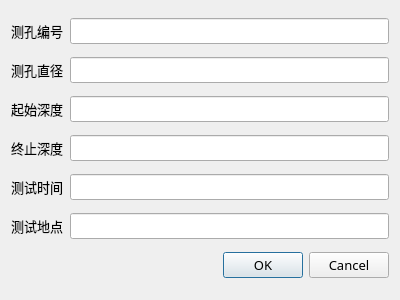
Above: src/PrjInfoDialog.ui from jerky168/BoreholeAnalyzer before the change. Below: the same form after it.
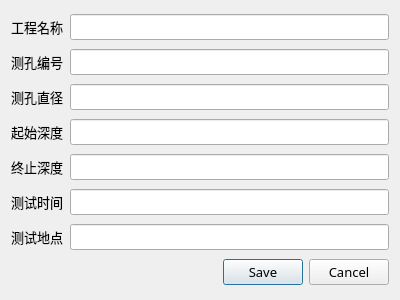
That is the form after the change. Icons and pictures are not drawn.

Commit message: 1、添加item删除功能。 2、添加保存工程属性功能。 3、添加关于界面，显示软件名和软件版本号。 4、解决文本框item点击取消后仍然添加在表格中的问题。 5、联系我们直接链接到y-link官网。 6、删除一些没必要的功能。 7、添加十字光标功能。

```diff
--- a/src/PrjInfoDialog.ui
+++ b/src/PrjInfoDialog.ui
@@ -25,96 +25,127 @@
   </property>
   <layout class="QGridLayout" name="gridLayout">
    <item row="0" column="0">
-    <widget class="QLabel" name="label">
+    <widget class="QLabel" name="label_7">
      <property name="text">
-      <string>测孔编号</string>
+      <string>工程名称</string>
      </property>
     </widget>
    </item>
-   <item row="0" column="1">
+   <item row="1" column="1">
     <widget class="QLineEdit" name="numberEdit">
+     <property name="enabled">
+      <bool>true</bool>
+     </property>
      <property name="readOnly">
       <bool>false</bool>
      </property>
     </widget>
    </item>
    <item row="1" column="0">
-    <widget class="QLabel" name="label_2">
+    <widget class="QLabel" name="label">
      <property name="text">
-      <string>测孔直径</string>
+      <string>测孔编号</string>
      </property>
     </widget>
    </item>
-   <item row="1" column="1">
+   <item row="2" column="1">
     <widget class="QLineEdit" name="diameterEdit">
+     <property name="enabled">
+      <bool>true</bool>
+     </property>
      <property name="readOnly">
       <bool>false</bool>
      </property>
     </widget>
    </item>
-   <item row="2" column="0">
+   <item row="3" column="0">
     <widget class="QLabel" name="label_3">
      <property name="text">
       <string>起始深度</string>
      </property>
     </widget>
    </item>
-   <item row="2" column="1">
+   <item row="2" column="0">
+    <widget class="QLabel" name="label_2">
+     <property name="text">
+      <string>测孔直径</string>
+     </property>
+    </widget>
+   </item>
+   <item row="3" column="1">
     <widget class="QLineEdit" name="startDepthEdit">
+     <property name="enabled">
+      <bool>true</bool>
+     </property>
      <property name="readOnly">
       <bool>false</bool>
      </property>
     </widget>
    </item>
-   <item row="3" column="0">
+   <item row="4" column="0">
     <widget class="QLabel" name="label_4">
      <property name="text">
       <string>终止深度</string>
      </property>
     </widget>
    </item>
-   <item row="3" column="1">
+   <item row="4" column="1">
     <widget class="QLineEdit" name="endDepthEdit">
+     <property name="enabled">
+      <bool>true</bool>
+     </property>
      <property name="readOnly">
       <bool>false</bool>
      </property>
     </widget>
    </item>
-   <item row="4" column="0">
+   <item row="5" column="0">
     <widget class="QLabel" name="label_5">
      <property name="text">
       <string>测试时间</string>
      </property>
     </widget>
    </item>
-   <item row="4" column="1">
+   <item row="5" column="1">
     <widget class="QLineEdit" name="testTimeEdit">
+     <property name="enabled">
+      <bool>true</bool>
+     </property>
      <property name="readOnly">
       <bool>false</bool>
      </property>
     </widget>
    </item>
-   <item row="5" column="0">
+   <item row="6" column="0">
     <widget class="QLabel" name="label_6">
      <property name="text">
       <string>测试地点</string>
      </property>
     </widget>
    </item>
-   <item row="5" column="1">
-    <widget class="QLineEdit" name="testSiteEdit">
-     <property name="readOnly">
-      <bool>false</bool>
-     </property>
-    </widget>
-   </item>
-   <item row="6" column="0" colspan="2">
+   <item row="7" column="0" colspan="2">
     <widget class="QDialogButtonBox" name="buttonBox">
+     <property name="enabled">
+      <bool>true</bool>
+     </property>
      <property name="standardButtons">
-      <set>QDialogButtonBox::Cancel|QDialogButtonBox::Ok</set>
+      <set>QDialogButtonBox::Cancel|QDialogButtonBox::Save</set>
      </property>
     </widget>
    </item>
+   <item row="6" column="1">
+    <widget class="QLineEdit" name="testSiteEdit">
+     <property name="enabled">
+      <bool>true</bool>
+     </property>
+     <property name="readOnly">
+      <bool>false</bool>
+     </property>
+    </widget>
+   </item>
+   <item row="0" column="1">
+    <widget class="QLineEdit" name="nameEdit"/>
+   </item>
   </layout>
  </widget>
  <resources>
```
The commit also changes 29 other files.
